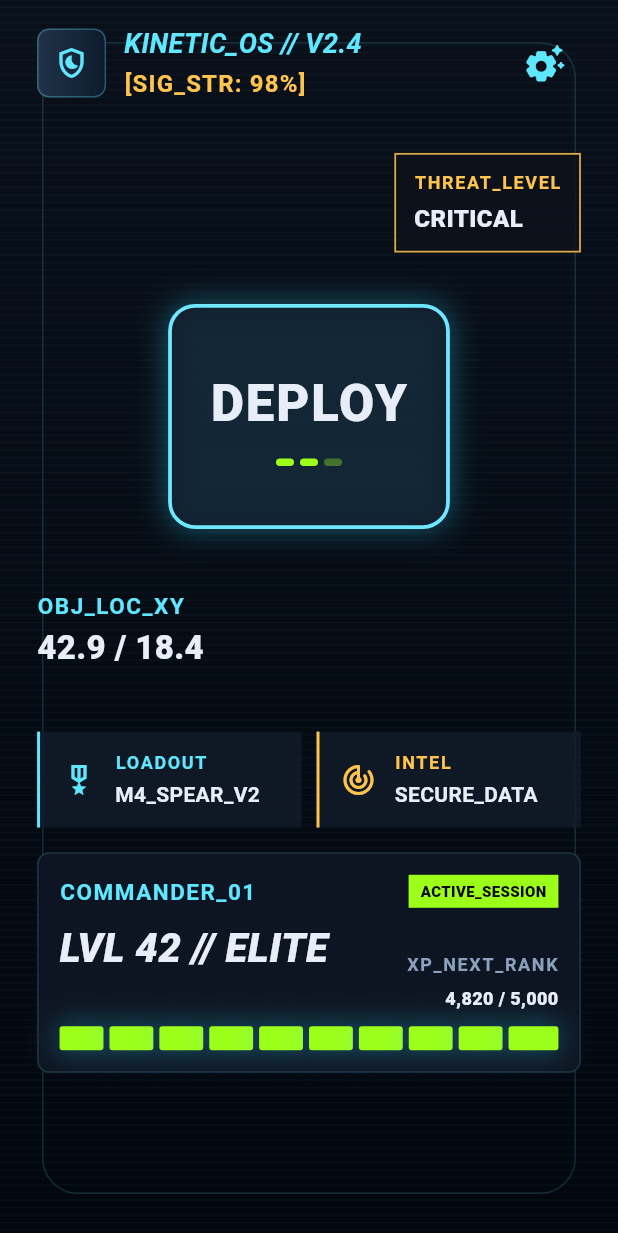
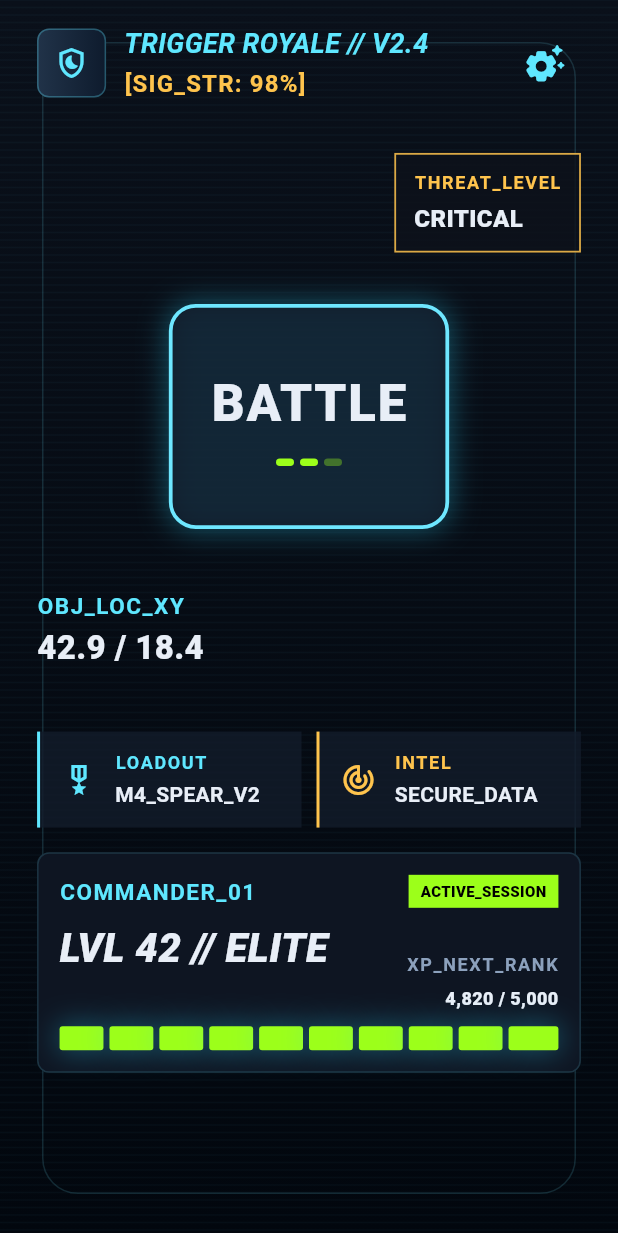
Before and after one commit to circular-independency/biggertrigger, a Flutter app: the screen it shows after launch, on a phone screen of 412 x 824 dp. Shown: the top 1233 px of the screen. Run offline on Flutter 3.47's test engine with Material 3 defaults, Android fonts, the phone set to English and light mode, and no system bars; our stand-ins replace audioplayers, camera, permission_handler, shared_preferences.

Commit message:
Final stop

```diff
--- a/flutter_app/lib/components/deploy_panel.dart
+++ b/flutter_app/lib/components/deploy_panel.dart
@@ -32,7 +32,7 @@ class DeployPanel extends StatelessWidget {
             child: Column(
               mainAxisSize: MainAxisSize.min,
               children: <Widget>[
-                Text('DEPLOY', style: CyberText.title),
+                Text('BATTLE', style: CyberText.title),
                 const SizedBox(height: 12),
                 Row(
                   mainAxisSize: MainAxisSize.min,
--- a/flutter_app/lib/components/hud_header.dart
+++ b/flutter_app/lib/components/hud_header.dart
@@ -9,7 +9,7 @@ class HudHeader extends StatelessWidget {
   const HudHeader({
     super.key,
     required this.onSettingsTap,
-    this.systemName = 'KINETIC_OS // V2.4',
+    this.systemName = 'TRIGGER ROYALE // V2.4',
     this.signal = '[SIG_STR: 98%]',
     this.signalLabel,
     this.signalValue,
--- a/flutter_app/lib/logic/sound_manager.dart
+++ b/flutter_app/lib/logic/sound_manager.dart
@@ -6,7 +6,7 @@ class SoundManager {
   static const double _buttonVolume = 0.55;
   static const double _denyVolume = 0.55;
   static const double _laserVolume = 0.95;
-  static const double _hurtVolume = 0.75;
+  static const double _hurtVolume = 0.95;
 
   static final AudioPlayer _buttonPlayer = AudioPlayer(playerId: 'button_sfx')
     ..setReleaseMode(ReleaseMode.stop);
--- a/flutter_app/lib/pages/game_page.dart
+++ b/flutter_app/lib/pages/game_page.dart
@@ -499,7 +499,7 @@ class _GamePageState extends State<GamePage> with WidgetsBindingObserver {
           showGameNotification('HIT: $target', isGreen: true);
           break;
         case 'UNKNOWN':
-          showGameNotification('TARGET UNKNOWN', isGreen: false);
+          showGameNotification('SHOT BLOCKED', isGreen: false);
           break;
         case 'MISS':
         default:
```
Also changed, not shown: 1 other file.
